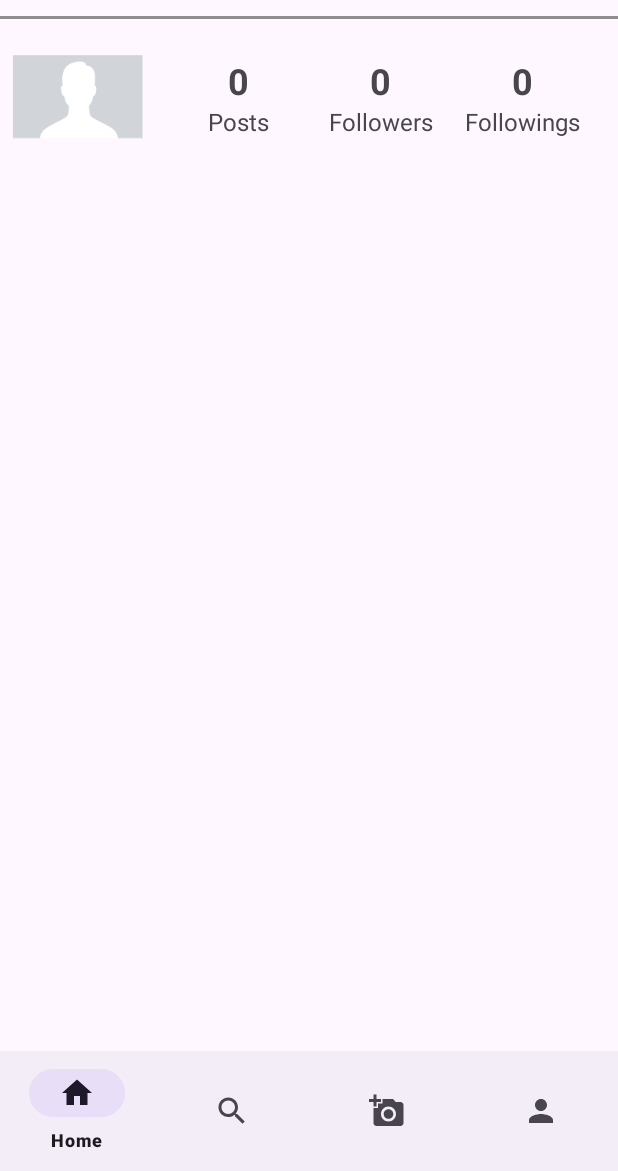
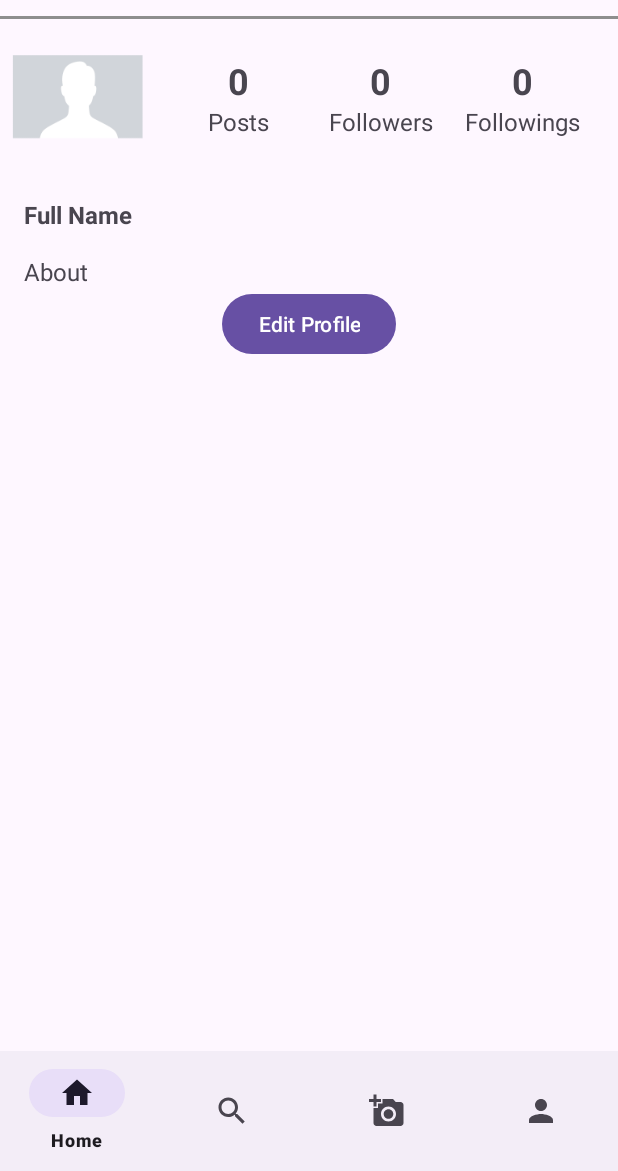
Before and after one commit to stym-rj/Social-Media-App, an Android app: the fragment FragmentProfile placed in its activity, on a phone screen of 412 x 824 dp, the part 65-1236 px from its top. Run offline under Robolectric (Android 15) with nearby library versions, the phone set to English and light mode, and no system bars; our stand-ins replace Firebase (no records; nobody signed in at launch, a user with empty details on screens opened directly).

Commit message:
done till profile fragment. (Profile Posts Recycler view remaining)

```diff
--- a/app/src/main/java/com/example/fragments/FragmentHome.kt
+++ b/app/src/main/java/com/example/fragments/FragmentHome.kt
@@ -6,14 +6,19 @@ import android.view.LayoutInflater
 import android.view.View
 import android.view.ViewGroup
 import com.example.socialmediaapp.R
+import com.example.socialmediaapp.databinding.ActivityMainFragmentHomeBinding
 
 class FragmentHome : Fragment() {
+    private val binding by lazy {
+        ActivityMainFragmentHomeBinding.inflate(layoutInflater)
+    }
     override fun onCreateView(
         inflater: LayoutInflater, container: ViewGroup?,
         savedInstanceState: Bundle?
     ): View? {
+        val view = binding.root
         // Inflate the layout for this fragment
-        return inflater.inflate(R.layout.activity_main_fragment_home, container, false)
+        return view
 
 
     }
--- a/app/src/main/java/com/example/fragments/FragmentProfile.kt
+++ b/app/src/main/java/com/example/fragments/FragmentProfile.kt
@@ -1,30 +1,145 @@
 package com.example.fragments
 
+import android.net.Uri
 import android.os.Bundle
+import android.util.Log
 import androidx.fragment.app.Fragment
 import android.view.LayoutInflater
 import android.view.View
 import android.view.ViewGroup
+import androidx.activity.result.PickVisualMediaRequest
+import androidx.activity.result.contract.ActivityResultContracts
+import com.bumptech.glide.Glide
+import com.example.data.User
 import com.example.socialmediaapp.R
 import com.example.socialmediaapp.databinding.ActivityMainFragmentProfileBinding
+import com.example.socialmediaapp.databinding.ActivityMainFragmentProfileBottomSheetBinding
+import com.example.utils.Const
+import com.google.android.material.bottomsheet.BottomSheetDialog
+import com.google.firebase.auth.FirebaseAuth
+import com.google.firebase.firestore.DocumentReference
+import com.google.firebase.firestore.FirebaseFirestore
+import com.google.firebase.storage.FirebaseStorage
+import com.google.firebase.storage.StorageReference
+import java.net.URI
+import java.util.UUID
 
 class FragmentProfile : Fragment() {
 
     private val binding by lazy {
         ActivityMainFragmentProfileBinding.inflate(layoutInflater)
     }
+
+    private lateinit var auth: FirebaseAuth
+    private lateinit var mFireStore: FirebaseFirestore
+    private val mFirebaseStorage by lazy {
+        FirebaseStorage.getInstance()
+    }
+    private lateinit var userReference: DocumentReference
+    private lateinit var imageReference: StorageReference
+    private lateinit var currentUser: User
+
+    // image picker functionality
+    private var chosenProfilePic: Uri? = null
+    private val profileImagePicker = registerForActivityResult(ActivityResultContracts.PickVisualMedia()) { uri ->
+        chosenProfilePic = uri
+    }
+
     override fun onCreateView(
         inflater: LayoutInflater, container: ViewGroup?,
         savedInstanceState: Bundle?
     ): View? {
+        val view = binding.root
+        mFireStore = FirebaseFirestore.getInstance()
+
+        auth = FirebaseAuth.getInstance()
+
+        imageReference = mFirebaseStorage.reference.child(Const.STORAGE_PROFILE_PIC)
+
+        userReference = mFireStore.collection(Const.FS_USERS).document(auth.currentUser?.uid ?: "")
+        userReference.get()
+            .addOnSuccessListener { data ->
+                data.toObject(User::class.java)?.let {usr ->
+//                    if (usr.profilePic.isNotBlank()) {
+//                        // load to iv
+//                        Glide.with(this).load(usr.profilePic).into(binding.ivProfilePic)
+//                    }
+//                    binding.tvName.text = usr.fullName
+//                    binding.tvAbout.text = usr.about
+//                    binding.tvFollowersSize.text = usr.followers.size.toString()
+//                    binding.tvFollowingsSize.text = usr.followings.size.toString()
+
+                    currentUser = usr
+                    setFragmentDetails()
+                }
+            }
+            .addOnFailureListener {
+
+            }
+
+        binding.btnEdit.setOnClickListener {
+            showEditBottomSheet(binding)
+        }
 
 
 
+        return view
+    }
+
+    private fun setFragmentDetails() {
+        if (currentUser.profilePic.isNotBlank()) {
+            // load to iv
+            Glide.with(this).load(currentUser.profilePic).into(binding.ivProfilePic)
+        }
+        binding.tvName.text = currentUser.fullName
+        binding.tvAbout.text = currentUser.about
+        binding.tvFollowersSize.text = currentUser.followers.size.toString()
+        binding.tvFollowingsSize.text = currentUser.followings.size.toString()
+    }
+
+    private fun showEditBottomSheet(binding: ActivityMainFragmentProfileBinding) {
+        val bottomSheetBinding = ActivityMainFragmentProfileBottomSheetBinding.inflate(layoutInflater)
+        val dialog = BottomSheetDialog(requireContext())
+        dialog.setContentView(bottomSheetBinding.root)
+
+        dialog.show()
+
+        bottomSheetBinding.etEditName.setText(binding.tvName.text)
+        bottomSheetBinding.etEditAbout.setText(binding.tvAbout.text)
 
 
+        bottomSheetBinding.ivEditProfilePic.setOnClickListener {
+            // launching intent for picking image from gallery
+            profileImagePicker.launch(PickVisualMediaRequest(ActivityResultContracts.PickVisualMedia.ImageOnly))
+        }
 
-        return binding.root
+        bottomSheetBinding.btnDone.setOnClickListener {
+            // TODO: edit name, profile-pic and about and update this on fire-store.
+            currentUser.fullName = bottomSheetBinding.etEditName.text.toString()
+            currentUser.about = bottomSheetBinding.etEditAbout.text.toString()
+            userReference.set(currentUser)
+            chosenProfilePic?.let {
+                updateProfilePic(it)
+            }
+            setFragmentDetails()
 
 
+            dialog.dismiss()
+        }
+    }
+
+    private fun updateProfilePic (uri: Uri) {
+        val ref = imageReference.child(UUID.randomUUID().toString())
+        ref.putFile(uri)
+            .addOnSuccessListener {
+                ref.downloadUrl.addOnSuccessListener { result ->
+                    currentUser.profilePic = result.toString()
+                    userReference.set(currentUser)
+                    Glide.with(this).load(result.toString()).into(binding.ivProfilePic)
+                }
+            }
+            .addOnFailureListener {
+
+            }
     }
 }
--- a/app/src/main/res/layout/activity_main_fragment_profile.xml
+++ b/app/src/main/res/layout/activity_main_fragment_profile.xml
@@ -104,5 +104,45 @@
         android:orientation="horizontal"
         app:layout_constraintGuide_percent="0.15"/>
 
+    <TextView
+        android:id="@+id/tvName"
+        android:layout_width="wrap_content"
+        android:layout_height="wrap_content"
+        android:textSize="16sp"
+        android:text="Full Name"
+        android:textStyle="bold"
+        android:layout_margin="16dp"
+        app:layout_constraintTop_toBottomOf="@id/guideline"
+        app:layout_constraintStart_toStartOf="parent" />
+
+    <TextView
+        android:id="@+id/tvAbout"
+        android:layout_width="0dp"
+        app:layout_constraintWidth_percent="0.7"
+        android:layout_height="wrap_content"
+        android:textSize="16sp"
+        android:text="About"
+        android:layout_marginEnd="32dp"
+        android:layout_margin="16dp"
+        app:layout_constraintTop_toBottomOf="@id/tvName"
+        app:layout_constraintStart_toStartOf="parent" />
+
+    <Button
+        android:id="@+id/btnEdit"
+        android:layout_width="wrap_content"
+        android:layout_height="wrap_content"
+        android:text="Edit Profile"
+        app:layout_constraintTop_toBottomOf="@id/tvAbout"
+        app:layout_constraintStart_toStartOf="parent"
+        app:layout_constraintEnd_toEndOf="parent"/>
+
+    <androidx.recyclerview.widget.RecyclerView
+        android:id="@+id/rv"
+        android:layout_width="match_parent"
+        android:layout_height="0dp"
+        app:layout_constraintBottom_toBottomOf="parent"
+        app:layout_constraintTop_toBottomOf="@id/btnEdit"
+        app:layout_constraintStart_toStartOf="parent"
+        app:layout_constraintEnd_toStartOf="parent"/>
 
 </androidx.constraintlayout.widget.ConstraintLayout>
```
Also changed, not shown: app/build.gradle.kts (+5 -3 lines), app/src/main/java/com/example/data/User.kt (+4 -4 lines), app/src/main/java/com/example/utils/Const.kt (added, +7 -0 lines), app/src/main/res/drawable/placeholder_shimmer_animation.xml (added, +11 -0 lines), app/src/main/res/drawable/placeholder_shimmer_frame1.xml (added, +16 -0 lines), app/src/main/res/drawable/placeholder_shimmer_frame2.xml (added, +19 -0 lines), app/src/main/res/drawable/placeholder_shimmer_frame3.xml (added, +19 -0 lines), app/src/main/res/drawable/rounded_image_background.xml (+6 -3 lines), app/src/main/res/layout/activity_main_fragment_profile_bottom_sheet.xml (added, +74 -0 lines).
